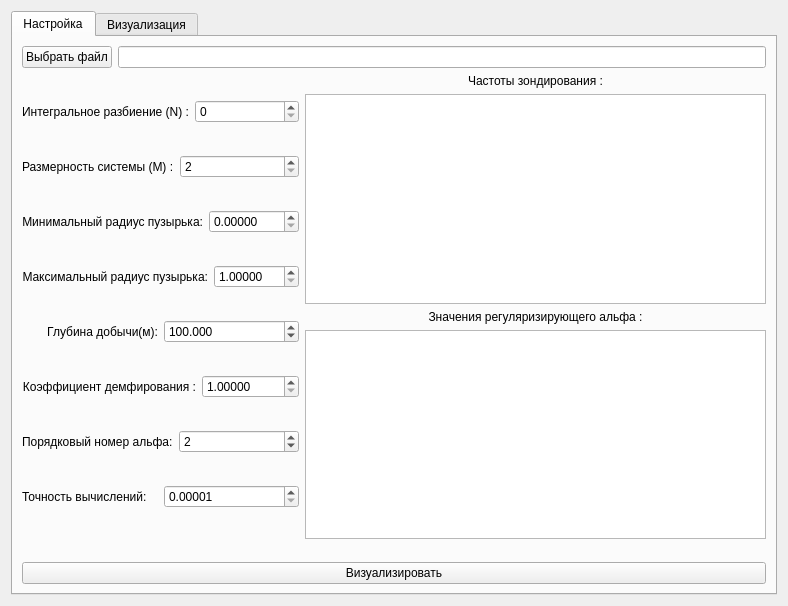
The window that mainwindow.ui (Kirill71/Bachelor-diploma-in-University) describes before a commit, drawn with Qt 5.
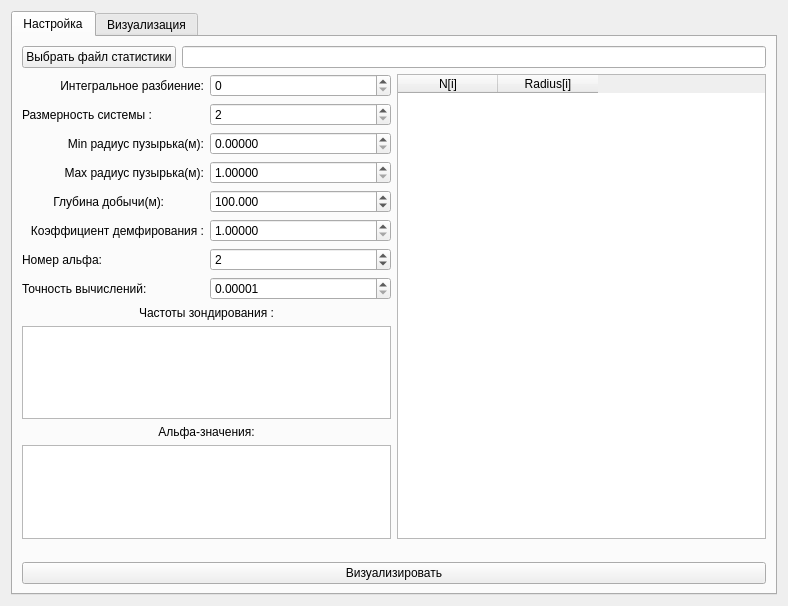
The same window after the commit.

Commit message: added class for correct table widget work

Diff of the .ui file:
```diff
--- a/mainwindow.ui
+++ b/mainwindow.ui
@@ -23,13 +23,13 @@
       <attribute name="title">
        <string>Настройка</string>
       </attribute>
-      <layout class="QVBoxLayout" name="verticalLayout_5">
+      <layout class="QVBoxLayout" name="verticalLayout_7">
        <item>
         <layout class="QHBoxLayout" name="horizontalLayout_8">
          <item>
           <widget class="QPushButton" name="openFile">
            <property name="text">
-            <string>Выбрать файл</string>
+            <string>Выбрать файл статистики</string>
            </property>
           </widget>
          </item>
@@ -43,7 +43,11 @@
         </layout>
        </item>
        <item>
-        <layout class="QHBoxLayout" name="horizontalLayout_19">
+        <layout class="QHBoxLayout" name="horizontalLayout_10">
+         <item>
+          <layout class="QVBoxLayout" name="verticalLayout_5">
+           <item>
+            <layout class="QVBoxLayout" name="verticalLayout_3">
          <item>
           <layout class="QVBoxLayout" name="verticalLayout">
            <item>
@@ -51,7 +55,7 @@
              <item>
               <widget class="QLabel" name="IntegralSeparateLabel">
                <property name="text">
-                <string>Интегральное разбиение (N) :</string>
+                    <string>Интегральное разбиение:</string>
                </property>
                <property name="alignment">
                 <set>Qt::AlignRight|Qt::AlignTrailing|Qt::AlignVCenter</set>
@@ -78,7 +82,7 @@
              <item>
               <widget class="QLabel" name="systemSizeLabel">
                <property name="text">
-                <string>Размерность системы (M) :</string>
+                    <string>Размерность системы :</string>
                </property>
                <property name="alignment">
                 <set>Qt::AlignJustify|Qt::AlignVCenter</set>
@@ -105,7 +109,7 @@
              <item>
               <widget class="QLabel" name="radiusMinLabel">
                <property name="text">
-                <string>Минимальный радиус пузырька:</string>
+                    <string>Min радиус пузырька(м):</string>
                </property>
                <property name="alignment">
                 <set>Qt::AlignRight|Qt::AlignTrailing|Qt::AlignVCenter</set>
@@ -138,7 +142,7 @@
              <item>
               <widget class="QLabel" name="radiusMaxLabel">
                <property name="text">
-                <string>Mаксимальный радиус пузырька:</string>
+                    <string>Max радиус пузырька(м):</string>
                </property>
                <property name="alignment">
                 <set>Qt::AlignRight|Qt::AlignTrailing|Qt::AlignVCenter</set>
@@ -171,7 +175,7 @@
              <item>
               <widget class="QLabel" name="depthLabel">
                <property name="text">
-                <string>Глубина добычи(м):</string>
+                    <string>Глубина добычи(м):            </string>
                </property>
                <property name="alignment">
                 <set>Qt::AlignRight|Qt::AlignTrailing|Qt::AlignVCenter</set>
@@ -231,7 +235,7 @@
              <item>
               <widget class="QLabel" name="alfaIndexLabel">
                <property name="text">
-                <string>Порядковый номер альфа:</string>
+                    <string>Номер альфа:</string>
                </property>
                <property name="alignment">
                 <set>Qt::AlignJustify|Qt::AlignVCenter</set>
@@ -286,9 +290,7 @@
           </layout>
          </item>
          <item>
-          <layout class="QVBoxLayout" name="verticalLayout_3">
-           <item>
-            <layout class="QVBoxLayout" name="verticalLayout_4">
+              <layout class="QVBoxLayout" name="verticalLayout_2">
              <item>
               <widget class="QLabel" name="alfaNumber_2">
                <property name="text">
@@ -304,12 +306,14 @@
              </item>
             </layout>
            </item>
+            </layout>
+           </item>
            <item>
-            <layout class="QVBoxLayout" name="verticalLayout_2">
+            <layout class="QVBoxLayout" name="verticalLayout_4">
              <item>
               <widget class="QLabel" name="RegularAlfaValue">
                <property name="text">
-                <string>Значения регуляризирующего альфа :</string>
+                <string>Альфа-значения:</string>
                </property>
                <property name="alignment">
                 <set>Qt::AlignCenter</set>
@@ -323,6 +327,23 @@
            </item>
           </layout>
          </item>
+         <item>
+          <widget class="QTableWidget" name="staticTable">
+           <property name="columnCount">
+            <number>2</number>
+           </property>
+           <column>
+            <property name="text">
+             <string>N[i]</string>
+            </property>
+           </column>
+           <column>
+            <property name="text">
+             <string>Radius[i]</string>
+            </property>
+           </column>
+          </widget>
+         </item>
         </layout>
        </item>
        <item>
```
Lines whose indentation alone changed are shown as unchanged. The commit also changes 6 other files.
